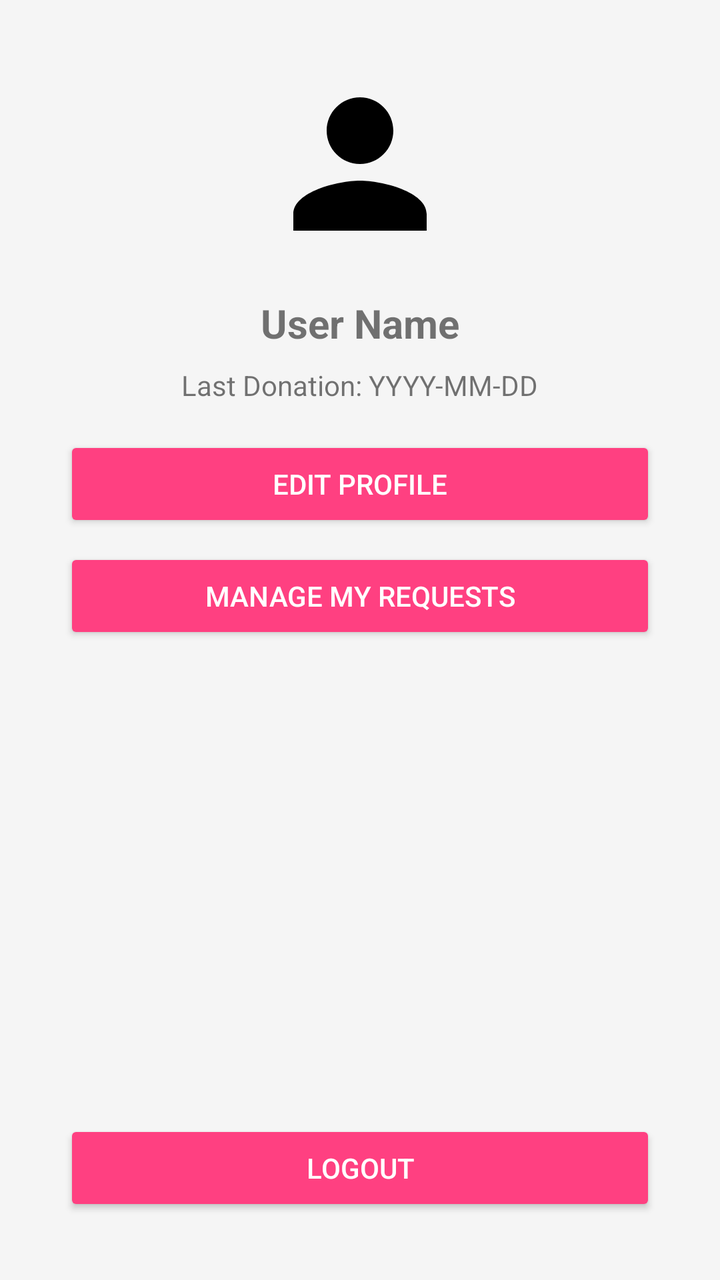
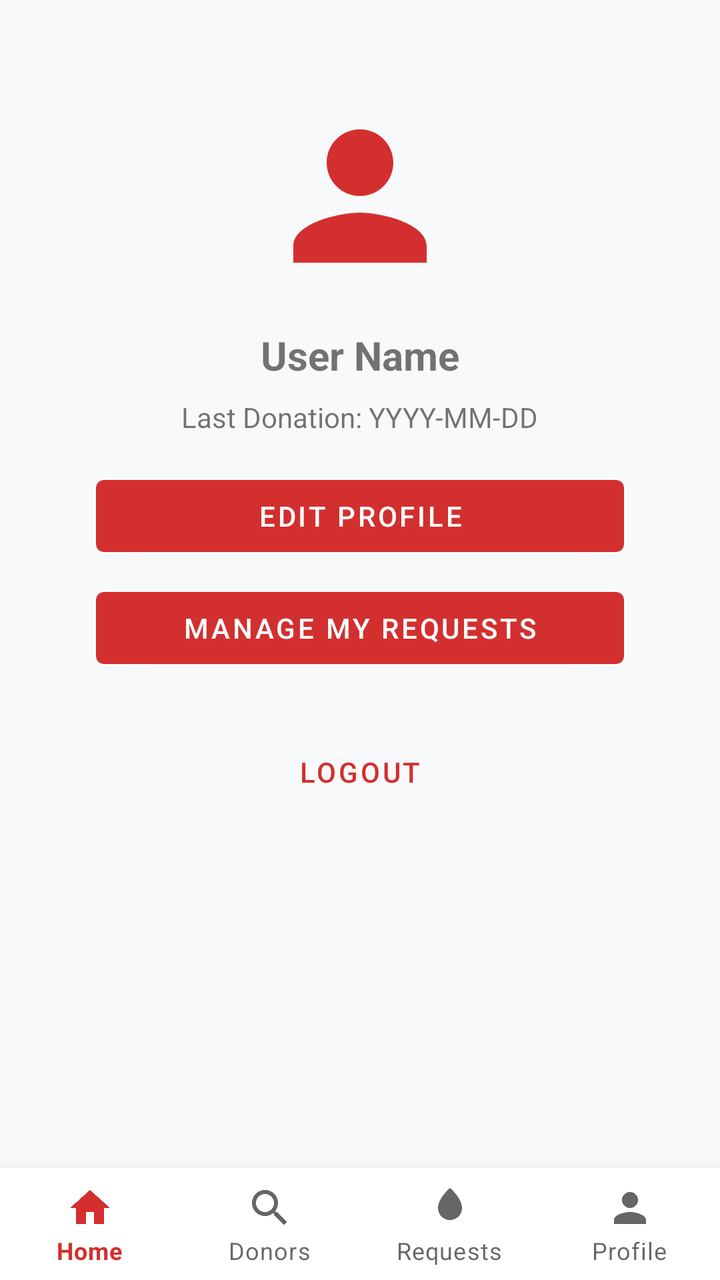

The first picture is an Android layout as it rendered before a commit; the second is the same layout after the commit. The layout source and the unified diff follow.
<!-- AndroidManifest.xml: application theme AppTheme -->
<!-- res/layout/activity_profile.xml -->
<?xml version="1.0" encoding="utf-8"?>
<androidx.constraintlayout.widget.ConstraintLayout xmlns:android="http://schemas.android.com/apk/res/android"
    xmlns:app="http://schemas.android.com/apk/res-auto"
    xmlns:tools="http://schemas.android.com/tools"
    android:layout_width="match_parent"
    android:layout_height="match_parent"
    tools:context=".ui.ProfileActivity">

    <ImageView
        android:id="@+id/iv_profile_icon"
        android:layout_width="100dp"
        android:layout_height="100dp"
        android:layout_marginTop="32dp"
        android:src="@drawable/ic_profile"
        app:layout_constraintEnd_toEndOf="parent"
        app:layout_constraintStart_toStartOf="parent"
        app:layout_constraintTop_toTopOf="parent" />

    <TextView
        android:id="@+id/tv_user_name"
        android:layout_width="wrap_content"
        android:layout_height="wrap_content"
        android:layout_marginTop="16dp"
        android:text="User Name"
        android:textSize="20sp"
        android:textStyle="bold"
        app:layout_constraintEnd_toEndOf="parent"
        app:layout_constraintStart_toStartOf="parent"
        app:layout_constraintTop_toBottomOf="@+id/iv_profile_icon" />

    <TextView
        android:id="@+id/tv_last_donation_date"
        android:layout_width="wrap_content"
        android:layout_height="wrap_content"
        android:layout_marginTop="8dp"
        android:text="Last Donation: YYYY-MM-DD"
        app:layout_constraintEnd_toEndOf="parent"
        app:layout_constraintStart_toStartOf="parent"
        app:layout_constraintTop_toBottomOf="@+id/tv_user_name" />

    <Button
        android:id="@+id/btn_edit_profile"
        style="@style/Widget.AppCompat.Button.Colored"
        android:layout_width="0dp"
        android:layout_height="wrap_content"
        android:layout_marginStart="32dp"
        android:layout_marginTop="16dp"
        android:layout_marginEnd="32dp"
        android:text="Edit Profile"
        app:layout_constraintEnd_toEndOf="parent"
        app:layout_constraintStart_toStartOf="parent"
        app:layout_constraintTop_toBottomOf="@+id/tv_last_donation_date" />

    
    <com.google.android.material.switchmaterial.SwitchMaterial
        android:id="@+id/switch_available_to_donate"
        android:layout_width="0dp"
        android:layout_height="wrap_content"
        android:layout_marginStart="32dp"
        android:layout_marginTop="16dp"
        android:layout_marginEnd="32dp"
        android:text="Available to Donate"
        android:visibility="gone"
        app:layout_constraintEnd_toEndOf="parent"
        app:layout_constraintStart_toStartOf="parent"
        app:layout_constraintTop_toBottomOf="@+id/btn_edit_profile" />

    <Button
        android:id="@+id/btn_view_accepted_requests"
        style="@style/Widget.AppCompat.Button.Colored"
        android:layout_width="0dp"
        android:layout_height="wrap_content"
        android:layout_marginTop="8dp"
        android:text="View Accepted Requests"
        android:visibility="gone"
        app:layout_constraintEnd_toEndOf="@+id/btn_edit_profile"
        app:layout_constraintStart_toStartOf="@+id/btn_edit_profile"
        app:layout_constraintTop_toBottomOf="@+id/switch_available_to_donate" />

    
    <Button
        android:id="@+id/btn_register_as_donor"
        style="@style/Widget.AppCompat.Button.Colored"
        android:layout_width="0dp"
        android:layout_height="wrap_content"
        android:layout_marginTop="16dp"
        android:text="Register as Donor"
        android:visibility="gone"
        app:layout_constraintEnd_toEndOf="@+id/btn_edit_profile"
        app:layout_constraintStart_toStartOf="@+id/btn_edit_profile"
        app:layout_constraintTop_toBottomOf="@+id/btn_edit_profile" />

    <Button
        android:id="@+id/btn_log_donation"
        style="@style/Widget.AppCompat.Button.Colored"
        android:layout_width="0dp"
        android:layout_height="wrap_content"
        android:layout_marginTop="16dp"
        android:text="Log Donation Date"
        android:visibility="gone"
        app:layout_constraintEnd_toEndOf="@+id/btn_edit_profile"
        app:layout_constraintStart_toStartOf="@+id/btn_edit_profile"
        app:layout_constraintTop_toBottomOf="@+id/btn_view_accepted_requests" />

    <Button
        android:id="@+id/btn_view_donation_history"
        style="@style/Widget.AppCompat.Button.Colored"
        android:layout_width="0dp"
        android:layout_height="wrap_content"
        android:layout_marginTop="8dp"
        android:text="View Donation History"
        android:visibility="gone"
        app:layout_constraintEnd_toEndOf="@+id/btn_edit_profile"
        app:layout_constraintStart_toStartOf="@+id/btn_edit_profile"
        app:layout_constraintTop_toBottomOf="@+id/btn_log_donation" />

    <Button
        android:id="@+id/btn_manage_my_requests"
        style="@style/Widget.AppCompat.Button.Colored"
        android:layout_width="0dp"
        android:layout_height="wrap_content"
        android:layout_marginTop="8dp"
        android:text="Manage My Requests"
        app:layout_constraintEnd_toEndOf="@+id/btn_edit_profile"
        app:layout_constraintStart_toStartOf="@+id/btn_edit_profile"
        app:layout_constraintTop_toBottomOf="@+id/btn_view_donation_history" />

    <Button
        android:id="@+id/btn_logout"
        style="@style/Widget.AppCompat.Button.Colored"
        android:layout_width="0dp"
        android:layout_height="wrap_content"
        android:layout_marginBottom="32dp"
        android:text="Logout"
        app:layout_constraintBottom_toBottomOf="parent"
        app:layout_constraintEnd_toEndOf="@+id/btn_edit_profile"
        app:layout_constraintStart_toStartOf="@+id/btn_edit_profile" />

</androidx.constraintlayout.widget.ConstraintLayout>
<!-- resources referenced by this layout -->
<resources>
  <!-- drawable ic_profile (drawable) -->
  <vector xmlns:android="http://schemas.android.com/apk/res/android"
      android:width="24dp"
      android:height="24dp"
      android:viewportWidth="24"
      android:viewportHeight="24">
  
      <path
          android:fillColor="#000000"
          android:pathData="M12,12c2.21,0 4,-1.79 4,-4s-1.79,-4 -4,-4 -4,1.79 -4,4 1.79,4 4,4zM12,14c-2.67,0 -8,1.34 -8,4v2h16v-2c0,-2.66 -5.33,-4 -8,-4z" />
  
  </vector>
  <style name="AppTheme" parent="Theme.AppCompat.Light.DarkActionBar">
          
          <item name="colorPrimary">@color/primary</item>
          <item name="colorPrimaryDark">@color/primary_dark</item>
          <item name="colorAccent">@color/accent</item>
  
          
          <item name="android:windowBackground">@color/gray_light</item>
      </style>
  <color name="primary">#D32F2F</color>
  <color name="primary_dark">#B71C1C</color>
  <color name="accent">#FF4081</color>
  <color name="gray_light">#F5F5F5</color>
</resources>

<!-- the commit's change to res/layout/activity_profile.xml (unified diff, before → after) -->
@@ -1,139 +1,163 @@
 <?xml version="1.0" encoding="utf-8"?>
-<androidx.constraintlayout.widget.ConstraintLayout xmlns:android="http://schemas.android.com/apk/res/android"
+<androidx.coordinatorlayout.widget.CoordinatorLayout 
+    xmlns:android="http://schemas.android.com/apk/res/android"
     xmlns:app="http://schemas.android.com/apk/res-auto"
     xmlns:tools="http://schemas.android.com/tools"
     android:layout_width="match_parent"
     android:layout_height="match_parent"
-    tools:context=".ui.ProfileActivity">
+    android:background="#F8F9FA">
 
-    <ImageView
-        android:id="@+id/iv_profile_icon"
-        android:layout_width="100dp"
-        android:layout_height="100dp"
-        android:layout_marginTop="32dp"
-        android:src="@drawable/ic_profile"
-        app:layout_constraintEnd_toEndOf="parent"
-        app:layout_constraintStart_toStartOf="parent"
-        app:layout_constraintTop_toTopOf="parent" />
+    <androidx.core.widget.NestedScrollView
+        android:layout_width="match_parent"
+        android:layout_height="match_parent"
+        android:paddingBottom="60dp">
 
-    <TextView
-        android:id="@+id/tv_user_name"
-        android:layout_width="wrap_content"
+        <androidx.constraintlayout.widget.ConstraintLayout
+            android:layout_width="match_parent"
+            android:layout_height="wrap_content"
+            android:padding="16dp">
+
+            <ImageView
+                android:id="@+id/iv_profile_icon"
+                android:layout_width="100dp"
+                android:layout_height="100dp"
+                android:layout_marginTop="32dp"
+                android:src="@drawable/ic_profile"
+                app:layout_constraintEnd_toEndOf="parent"
+                app:layout_constraintStart_toStartOf="parent"
+                app:layout_constraintTop_toTopOf="parent"
+                app:tint="#D32F2F" />
+
+            <TextView
+                android:id="@+id/tv_user_name"
+                android:layout_width="wrap_content"
+                android:layout_height="wrap_content"
+                android:layout_marginTop="16dp"
+                android:text="User Name"
+                android:textSize="20sp"
+                android:textStyle="bold"
+                app:layout_constraintEnd_toEndOf="parent"
+                app:layout_constraintStart_toStartOf="parent"
+                app:layout_constraintTop_toBottomOf="@+id/iv_profile_icon" />
+
+            <TextView
+                android:id="@+id/tv_last_donation_date"
+                android:layout_width="wrap_content"
+                android:layout_height="wrap_content"
+                android:layout_marginTop="8dp"
+                android:text="Last Donation: YYYY-MM-DD"
+                app:layout_constraintEnd_toEndOf="parent"
+                app:layout_constraintStart_toStartOf="parent"
+                app:layout_constraintTop_toBottomOf="@+id/tv_user_name" />
+
+            <Button
+                android:id="@+id/btn_edit_profile"
+                style="@style/Widget.MaterialComponents.Button"
+                android:layout_width="0dp"
+                android:layout_height="wrap_content"
+                android:layout_marginStart="32dp"
+                android:layout_marginTop="16dp"
+                android:layout_marginEnd="32dp"
+                android:text="Edit Profile"
+                app:layout_constraintEnd_toEndOf="parent"
+                app:layout_constraintStart_toStartOf="parent"
+                app:layout_constraintTop_toBottomOf="@+id/tv_last_donation_date" />
+
+            <com.google.android.material.switchmaterial.SwitchMaterial
+                android:id="@+id/switch_available_to_donate"
+                android:layout_width="0dp"
+                android:layout_height="wrap_content"
+                android:layout_marginStart="32dp"
+                android:layout_marginTop="16dp"
+                android:layout_marginEnd="32dp"
+                android:text="Available to Donate"
+                android:visibility="gone"
+                app:layout_constraintEnd_toEndOf="parent"
+                app:layout_constraintStart_toStartOf="parent"
+                app:layout_constraintTop_toBottomOf="@+id/btn_edit_profile" />
+
+            <Button
+                android:id="@+id/btn_view_accepted_requests"
+                style="@style/Widget.MaterialComponents.Button.OutlinedButton"
+                android:layout_width="0dp"
+                android:layout_height="wrap_content"
+                android:layout_marginTop="8dp"
+                android:text="View Accepted Requests"
+                android:visibility="gone"
+                app:layout_constraintEnd_toEndOf="@+id/btn_edit_profile"
+                app:layout_constraintStart_toStartOf="@+id/btn_edit_profile"
+                app:layout_constraintTop_toBottomOf="@+id/switch_available_to_donate" />
+
+            <Button
+                android:id="@+id/btn_register_as_donor"
+                style="@style/Widget.MaterialComponents.Button"
+                android:layout_width="0dp"
+                android:layout_height="wrap_content"
+                android:layout_marginTop="16dp"
+                android:text="Register as Donor"
+                android:visibility="gone"
+                app:layout_constraintEnd_toEndOf="@+id/btn_edit_profile"
+                app:layout_constraintStart_toStartOf="@+id/btn_edit_profile"
+                app:layout_constraintTop_toBottomOf="@+id/btn_edit_profile" />
+
+            <Button
+                android:id="@+id/btn_log_donation"
+                style="@style/Widget.MaterialComponents.Button.OutlinedButton"
+                android:layout_width="0dp"
+                android:layout_height="wrap_content"
+                android:layout_marginTop="16dp"
+                android:text="Log Donation Date"
+                android:visibility="gone"
+                app:layout_constraintEnd_toEndOf="@+id/btn_edit_profile"
+                app:layout_constraintStart_toStartOf="@+id/btn_edit_profile"
+                app:layout_constraintTop_toBottomOf="@+id/btn_view_accepted_requests" />
+
+            <Button
+                android:id="@+id/btn_view_donation_history"
+                style="@style/Widget.MaterialComponents.Button.OutlinedButton"
+                android:layout_width="0dp"
+                android:layout_height="wrap_content"
+                android:layout_marginTop="8dp"
+                android:text="View Donation History"
+                android:visibility="gone"
+                app:layout_constraintEnd_toEndOf="@+id/btn_edit_profile"
+                app:layout_constraintStart_toStartOf="@+id/btn_edit_profile"
+                app:layout_constraintTop_toBottomOf="@+id/btn_log_donation" />
+
+            <Button
+                android:id="@+id/btn_manage_my_requests"
+                style="@style/Widget.MaterialComponents.Button"
+                android:layout_width="0dp"
+                android:layout_height="wrap_content"
+                android:layout_marginTop="8dp"
+                android:text="Manage My Requests"
+                app:layout_constraintEnd_toEndOf="@+id/btn_edit_profile"
+                app:layout_constraintStart_toStartOf="@+id/btn_edit_profile"
+                app:layout_constraintTop_toBottomOf="@+id/btn_view_donation_history" />
+
+            <Button
+                android:id="@+id/btn_logout"
+                style="@style/Widget.MaterialComponents.Button.TextButton"
+                android:layout_width="0dp"
+                android:layout_height="wrap_content"
+                android:layout_marginTop="24dp"
+                android:text="Logout"
+                android:textColor="#D32F2F"
+                app:layout_constraintEnd_toEndOf="@+id/btn_edit_profile"
+                app:layout_constraintStart_toStartOf="@+id/btn_edit_profile"
+                app:layout_constraintTop_toBottomOf="@+id/btn_manage_my_requests" />
+
+        </androidx.constraintlayout.widget.ConstraintLayout>
+    </androidx.core.widget.NestedScrollView>
+
+    <com.google.android.material.bottomnavigation.BottomNavigationView
+        android:id="@+id/bottomNavigation"
+        android:layout_width="match_parent"
         android:layout_height="wrap_content"
-        android:layout_marginTop="16dp"
-        android:text="User Name"
-        android:textSize="20sp"
-        android:textStyle="bold"
-        app:layout_constraintEnd_toEndOf="parent"
-        app:layout_constraintStart_toStartOf="parent"
-        app:layout_constraintTop_toBottomOf="@+id/iv_profile_icon" />
+        android:layout_gravity="bottom"
+        android:background="#FFFFFF"
+        app:elevation="16dp"
+        app:menu="@menu/bottom_nav_menu"
+        app:labelVisibilityMode="labeled"/>
 
-    <TextView
-        android:id="@+id/tv_last_donation_date"
-        android:layout_width="wrap_content"
-        android:layout_height="wrap_content"
-        android:layout_marginTop="8dp"
-        android:text="Last Donation: YYYY-MM-DD"
-        app:layout_constraintEnd_toEndOf="parent"
-        app:layout_constraintStart_toStartOf="parent"
-        app:layout_constraintTop_toBottomOf="@+id/tv_user_name" />
-
-    <Button
-        android:id="@+id/btn_edit_profile"
-        style="@style/Widget.AppCompat.Button.Colored"
-        android:layout_width="0dp"
-        android:layout_height="wrap_content"
-        android:layout_marginStart="32dp"
-        android:layout_marginTop="16dp"
-        android:layout_marginEnd="32dp"
-        android:text="Edit Profile"
-        app:layout_constraintEnd_toEndOf="parent"
-        app:layout_constraintStart_toStartOf="parent"
-        app:layout_constraintTop_toBottomOf="@+id/tv_last_donation_date" />
-
-    
-    <com.google.android.material.switchmaterial.SwitchMaterial
-        android:id="@+id/switch_available_to_donate"
-        android:layout_width="0dp"
-        android:layout_height="wrap_content"
-        android:layout_marginStart="32dp"
-        android:layout_marginTop="16dp"
-        android:layout_marginEnd="32dp"
-        android:text="Available to Donate"
-        android:visibility="gone"
-        app:layout_constraintEnd_toEndOf="parent"
-        app:layout_constraintStart_toStartOf="parent"
-        app:layout_constraintTop_toBottomOf="@+id/btn_edit_profile" />
-
-    <Button
-        android:id="@+id/btn_view_accepted_requests"
-        style="@style/Widget.AppCompat.Button.Colored"
-        android:layout_width="0dp"
-        android:layout_height="wrap_content"
-        android:layout_marginTop="8dp"
-        android:text="View Accepted Requests"
-        android:visibility="gone"
-        app:layout_constraintEnd_toEndOf="@+id/btn_edit_profile"
-        app:layout_constraintStart_toStartOf="@+id/btn_edit_profile"
-        app:layout_constraintTop_toBottomOf="@+id/switch_available_to_donate" />
-
-    
-    <Button
-        android:id="@+id/btn_register_as_donor"
-        style="@style/Widget.AppCompat.Button.Colored"
-        android:layout_width="0dp"
-        android:layout_height="wrap_content"
-        android:layout_marginTop="16dp"
-        android:text="Register as Donor"
-        android:visibility="gone"
-        app:layout_constraintEnd_toEndOf="@+id/btn_edit_profile"
-        app:layout_constraintStart_toStartOf="@+id/btn_edit_profile"
-        app:layout_constraintTop_toBottomOf="@+id/btn_edit_profile" />
-
-    <Button
-        android:id="@+id/btn_log_donation"
-        style="@style/Widget.AppCompat.Button.Colored"
-        android:layout_width="0dp"
-        android:layout_height="wrap_content"
-        android:layout_marginTop="16dp"
-        android:text="Log Donation Date"
-        android:visibility="gone"
-        app:layout_constraintEnd_toEndOf="@+id/btn_edit_profile"
-        app:layout_constraintStart_toStartOf="@+id/btn_edit_profile"
-        app:layout_constraintTop_toBottomOf="@+id/btn_view_accepted_requests" />
-
-    <Button
-        android:id="@+id/btn_view_donation_history"
-        style="@style/Widget.AppCompat.Button.Colored"
-        android:layout_width="0dp"
-        android:layout_height="wrap_content"
-        android:layout_marginTop="8dp"
-        android:text="View Donation History"
-        android:visibility="gone"
-        app:layout_constraintEnd_toEndOf="@+id/btn_edit_profile"
-        app:layout_constraintStart_toStartOf="@+id/btn_edit_profile"
-        app:layout_constraintTop_toBottomOf="@+id/btn_log_donation" />
-
-    <Button
-        android:id="@+id/btn_manage_my_requests"
-        style="@style/Widget.AppCompat.Button.Colored"
-        android:layout_width="0dp"
-        android:layout_height="wrap_content"
-        android:layout_marginTop="8dp"
-        android:text="Manage My Requests"
-        app:layout_constraintEnd_toEndOf="@+id/btn_edit_profile"
-        app:layout_constraintStart_toStartOf="@+id/btn_edit_profile"
-        app:layout_constraintTop_toBottomOf="@+id/btn_view_donation_history" />
-
-    <Button
-        android:id="@+id/btn_logout"
-        style="@style/Widget.AppCompat.Button.Colored"
-        android:layout_width="0dp"
-        android:layout_height="wrap_content"
-        android:layout_marginBottom="32dp"
-        android:text="Logout"
-        app:layout_constraintBottom_toBottomOf="parent"
-        app:layout_constraintEnd_toEndOf="@+id/btn_edit_profile"
-        app:layout_constraintStart_toStartOf="@+id/btn_edit_profile" />
-
-</androidx.constraintlayout.widget.ConstraintLayout>
+</androidx.coordinatorlayout.widget.CoordinatorLayout>
<!-- resource entries referenced after the edit -->
@@ -12,7 +12,7 @@
           android:pathData="M12,12c2.21,0 4,-1.79 4,-4s-1.79,-4 -4,-4 -4,1.79 -4,4 1.79,4 4,4zM12,14c-2.67,0 -8,1.34 -8,4v2h16v-2c0,-2.66 -5.33,-4 -8,-4z" />
   
   </vector>
-  <style name="AppTheme" parent="Theme.AppCompat.Light.DarkActionBar">
+  <style name="AppTheme" parent="Theme.MaterialComponents.Light.DarkActionBar">
           
           <item name="colorPrimary">@color/primary</item>
           <item name="colorPrimaryDark">@color/primary_dark</item>
